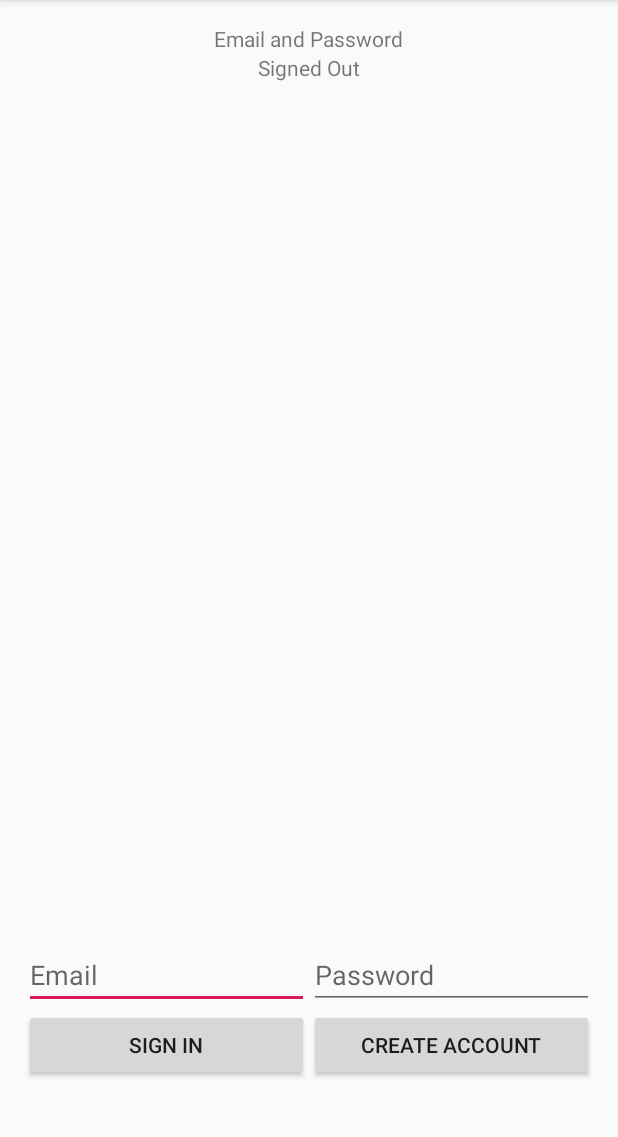
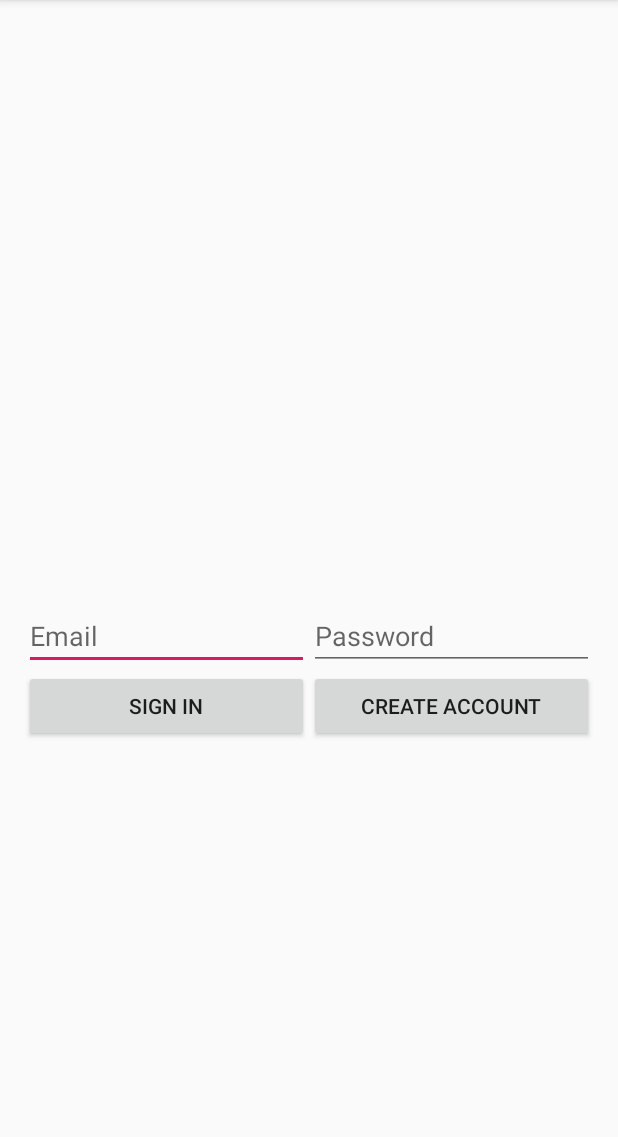
Before and after one commit to Quartriple/Practice, an Android app: the screen it shows after launch (LoginActivity), on a phone screen of 412 x 824 dp, the part 84-1221 px from its top. Run offline under Robolectric (Android 15) with nearby library versions, the phone set to English and light mode, and no system bars; our stand-ins replace Firebase (no records; nobody signed in at launch, a user with empty details on screens opened directly).

Commit message:
i colored on msg

```diff
--- a/app/src/main/java/com/example/practice/LoginActivity.java
+++ b/app/src/main/java/com/example/practice/LoginActivity.java
@@ -12,6 +12,7 @@ import android.text.TextWatcher;
 import android.util.Log;
 import android.view.View;
 import android.view.inputmethod.InputMethodManager;
+import android.widget.Button;
 import android.widget.EditText;
 import android.widget.ProgressBar;
 import android.widget.RelativeLayout;
@@ -38,6 +39,7 @@ public class LoginActivity extends AppCompatActivity implements
     private TextView mDetailTextView;
     private EditText mEmailField;
     private EditText mPasswordField;
+    private Button nextButton;
 
     // [START declare_auth]
     private FirebaseAuth mAuth;
@@ -60,6 +62,7 @@ public class LoginActivity extends AppCompatActivity implements
         findViewById(R.id.emailCreateAccountButton).setOnClickListener(this);
         findViewById(R.id.signOutButton).setOnClickListener(this);
         findViewById(R.id.verifyEmailButton).setOnClickListener(this);
+        findViewById(R.id.nextBtn).setOnClickListener(this);
 
         // [START initialize_auth]
         // Initialize Firebase Auth
@@ -216,7 +219,7 @@ public class LoginActivity extends AppCompatActivity implements
             findViewById(R.id.emailPasswordButtons).setVisibility(View.GONE);
             findViewById(R.id.emailPasswordFields).setVisibility(View.GONE);
             findViewById(R.id.signedInButtons).setVisibility(View.VISIBLE);
-
+            findViewById(R.id.nextBtn).setVisibility(View.VISIBLE);
             findViewById(R.id.verifyEmailButton).setEnabled(!user.isEmailVerified());
         } else {
             mStatusTextView.setText(R.string.signed_out);
@@ -225,6 +228,8 @@ public class LoginActivity extends AppCompatActivity implements
             findViewById(R.id.emailPasswordButtons).setVisibility(View.VISIBLE);
             findViewById(R.id.emailPasswordFields).setVisibility(View.VISIBLE);
             findViewById(R.id.signedInButtons).setVisibility(View.GONE);
+
+            findViewById(R.id.nextBtn).setVisibility(View.GONE);
         }
     }
 
@@ -239,6 +244,9 @@ public class LoginActivity extends AppCompatActivity implements
             signOut();
         } else if (i == R.id.verifyEmailButton) {
             sendEmailVerification();
+        } else if (i == R.id.nextBtn){
+            Intent intent = new Intent(LoginActivity.this, NewsActivity.class);
+            startActivity(intent);
         }
     }
     public void setProgressBar(int resId) {
--- a/app/src/main/res/layout/activity_login.xml
+++ b/app/src/main/res/layout/activity_login.xml
@@ -17,7 +17,7 @@
     <LinearLayout
         android:layout_width="match_parent"
         android:layout_height="0dp"
-        android:layout_weight="3"
+        android:layout_weight="1.8"
         android:gravity="center_horizontal"
         android:orientation="vertical">
 
@@ -31,19 +31,22 @@
             android:id="@+id/titleText"
             android:layout_width="wrap_content"
             android:layout_height="wrap_content"
-            android:text="@string/emailpassword_title_text"/>
+            android:text="@string/emailpassword_title_text"
+            android:visibility="invisible"/>
 
         <TextView
             android:layout_width="wrap_content"
             android:layout_height="wrap_content"
             android:id="@+id/status"
-            android:text="@string/signed_out" />
+            android:text="@string/signed_out"
+            android:visibility="invisible"/>
 
         <TextView
             android:layout_width="wrap_content"
             android:layout_height="wrap_content"
             android:id="@+id/detail"
-            tools:text="Firebase User ID: 123456789abc" />
+            tools:text="Firebase User ID: 123456789abc"
+            android:visibility="invisible"/>
 
     </LinearLayout>
 
@@ -131,4 +134,22 @@
 
     </RelativeLayout>
 
+    <LinearLayout
+        android:layout_width="match_parent"
+        android:layout_height="0dp"
+        android:layout_weight="1.2"
+        android:orientation="horizontal"
+        android:paddingLeft="280dp">
+
+    <Button
+        android:layout_width="wrap_content"
+        android:layout_height="wrap_content"
+        android:id="@+id/nextBtn"
+        android:text="next"
+        android:layout_margin="12dp"
+        android:layout_gravity="bottom"
+        android:visibility="gone"/>
+
+    </LinearLayout>
+
 </LinearLayout>
```
